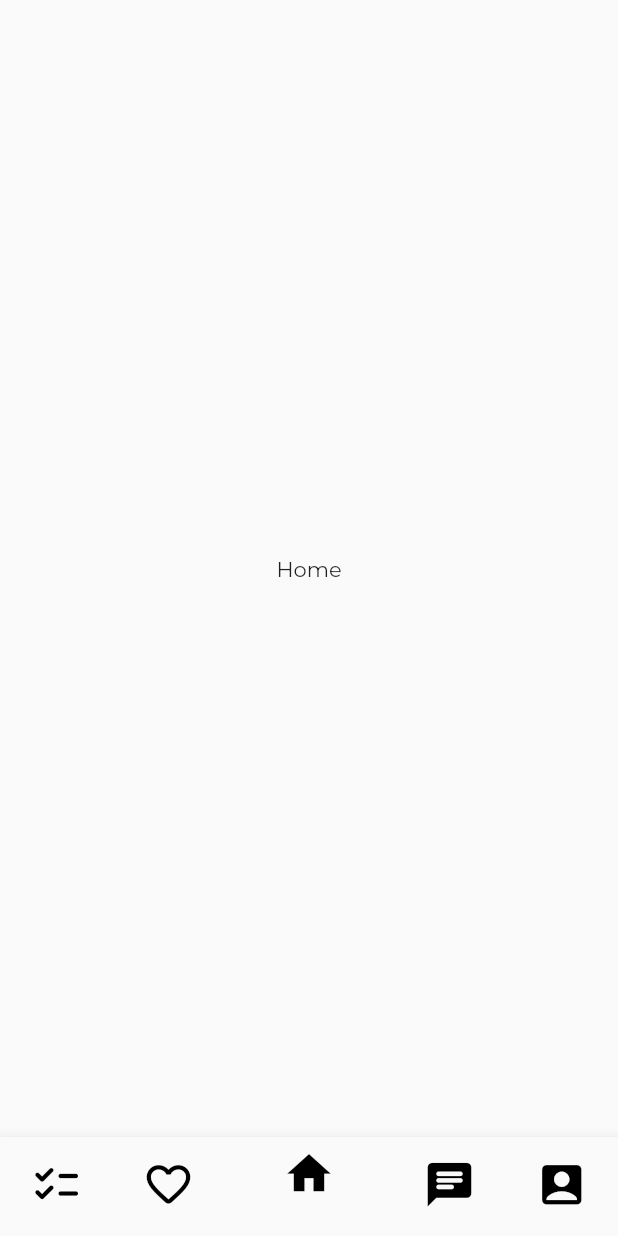
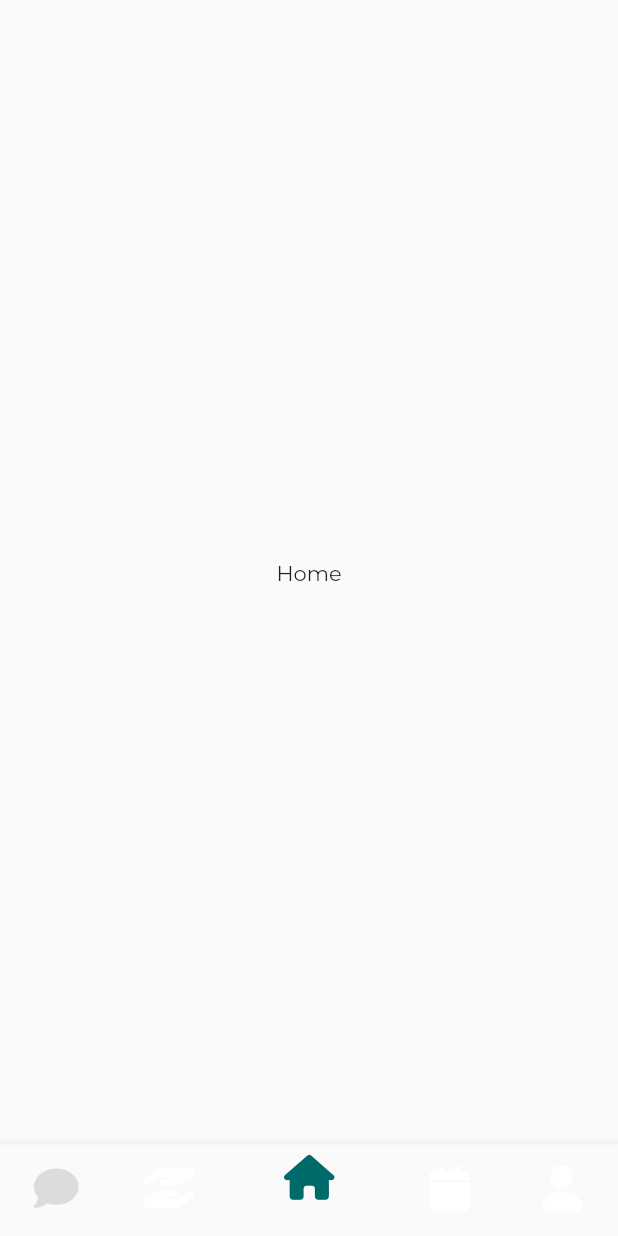
Before and after one commit to Jaffar17/Raabta---Final-Year-Project, a Flutter app: the NavBarUser screen opened directly, on a phone screen of 412 x 824 dp. Run offline on Flutter 3.47's test engine with Material 2 defaults, Android fonts, the phone set to English and light mode, and no system bars; our stand-ins replace dropdown_textfield, font_awesome_flutter.

Commit message:
Navbar icons finalised, issue in navbar background

```diff
--- a/lib/User/navbar_user.dart
+++ b/lib/User/navbar_user.dart
@@ -1,4 +1,5 @@
 import 'package:flutter/material.dart';
+import 'package:font_awesome_flutter/font_awesome_flutter.dart';
 
 class NavBarUser extends StatefulWidget {
   const NavBarUser({Key? key}) : super(key: key);
@@ -42,46 +43,45 @@ class _NavBarUserState extends State<NavBarUser> {
         backgroundColor: Color(0xffFFFFFF),
         items: const <BottomNavigationBarItem>[
           BottomNavigationBarItem(
-              icon: Icon(
-                Icons.checklist_rounded,
-                size: 35.0,
-                color: Color(0xff000000),
+              icon: FaIcon(
+                FontAwesomeIcons.solidComment,
+                //FontAwesomeIcons.solidNoteSticky,
+                size: 30,
+                color: Colors.black12,
+                //color: Colors.white24,
+                // color: Colors.white30,
               ),
               //backgroundColor: Color(0xff006A6A),
               label: "" //"Appointments"
               ),
           BottomNavigationBarItem(
-              icon: Icon(
-                Icons.favorite_border_rounded,
-                size: 35.0,
-                color: Color(0xff000000),
+              icon: FaIcon(
+                FontAwesomeIcons.handHoldingHand,
+                size: 30,
               ),
               //backgroundColor: Color(0xff006A6A),
               label: "" //"Favourites"
               ),
           BottomNavigationBarItem(
-              icon: Icon(
-                Icons.home,
-                size: 35.0,
-                color: Color(0xff000000),
+              icon: FaIcon(
+                FontAwesomeIcons.house,
+                size: 30,
               ),
               //backgroundColor: Color(0xff006A6A),
               label: "" //"Home"
               ),
           BottomNavigationBarItem(
-              icon: Icon(
-                Icons.chat_rounded,
-                size: 35.0,
-                color: Color(0xff000000),
+              icon: FaIcon(
+                FontAwesomeIcons.solidCalendar,
+                size: 30,
               ),
               //backgroundColor: Color(0xff006A6A),
               label: "" //"Messages"
               ),
           BottomNavigationBarItem(
-              icon: Icon(
-                Icons.account_box_rounded,
-                size: 35.0,
-                color: Color(0xff000000),
+              icon: FaIcon(
+                FontAwesomeIcons.solidUser,
+                size: 30,
               ),
               //backgroundColor: Color(0xff006A6A),
               label: "" //"Profile"
--- a/pubspec.yaml
+++ b/pubspec.yaml
@@ -30,6 +30,7 @@ environment:
 # versions available, run `flutter pub outdated`.
 dependencies:
 #  google_fonts: ^2.1.0
+  font_awesome_flutter: ^10.3.0
   intl: ^0.17.0
   dropdown_textfield: ^1.0.8
   flutter:
```
Also changed, not shown: pubspec.lock.
